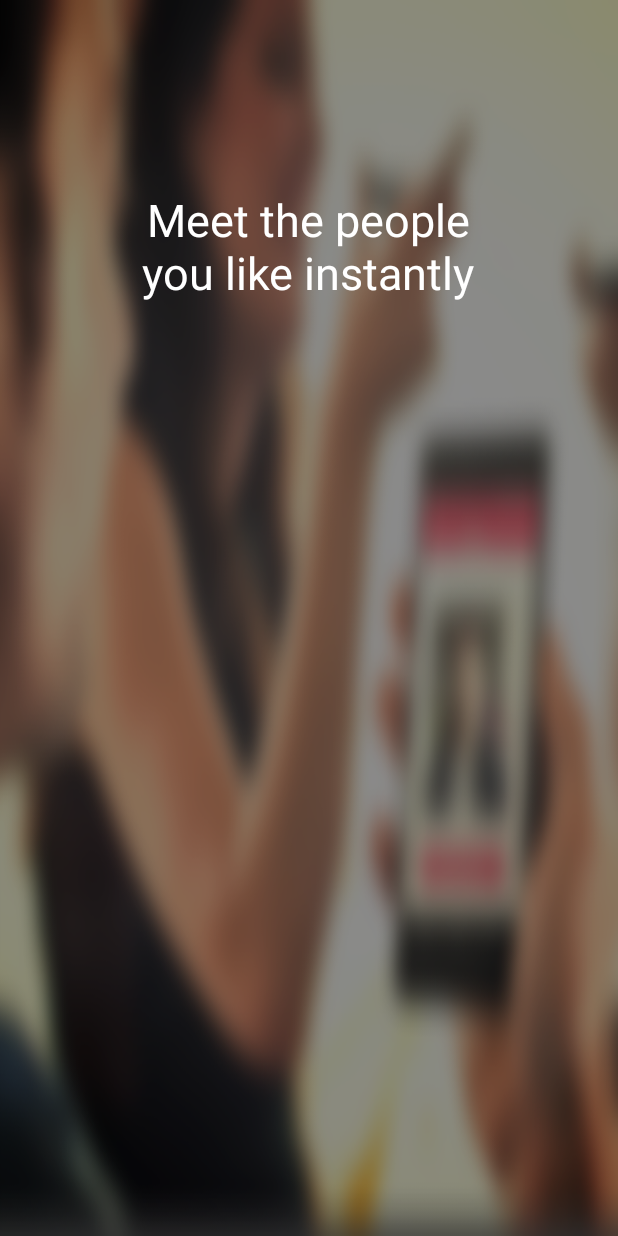
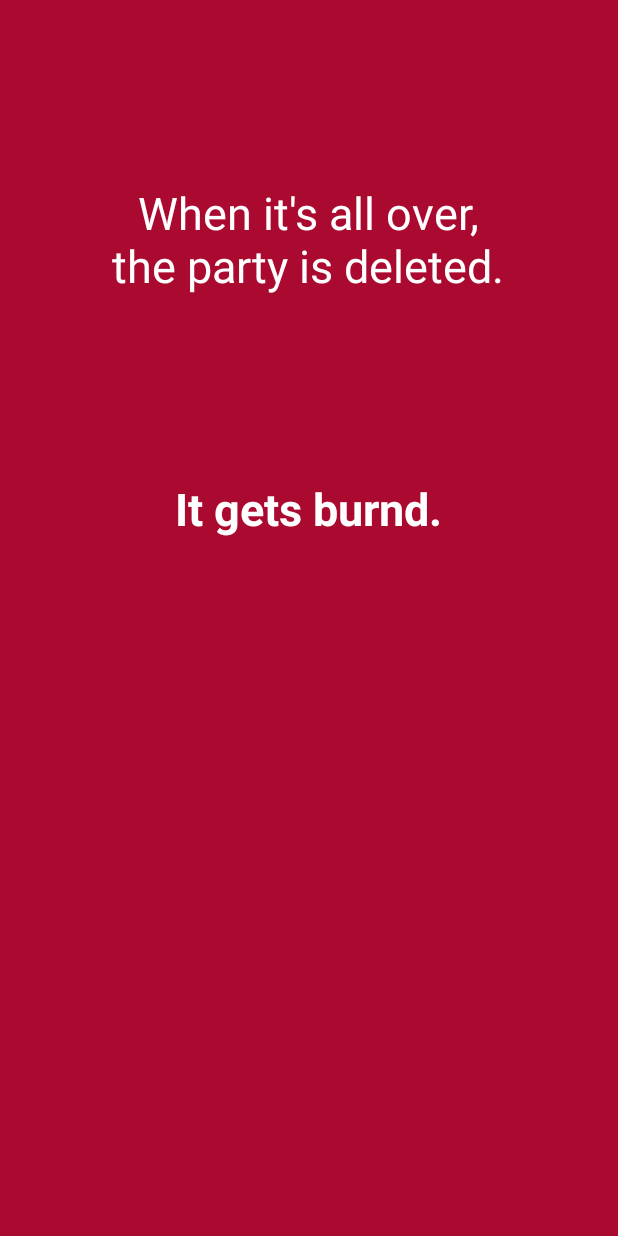
Before and after one commit to mehdibaha/burnd, an Android app: the fragment SlideFragment3 shown on its own in the app's theme, on a phone screen of 412 x 824 dp. Run offline under Robolectric (Android 15) with nearby library versions, the phone set to English and light mode, and no system bars; 1 statement that could not run was skipped.

Commit message:
Redesign Intro and Login

```diff
--- a/app/src/main/java/com/insa/burnd/view/IntroActivity/IntroActivity.java
+++ b/app/src/main/java/com/insa/burnd/view/IntroActivity/IntroActivity.java
@@ -18,7 +18,6 @@ public class IntroActivity extends AppIntro2 {
         addSlide(new SlideFragment1(), Burnd.getAppContext());
         addSlide(new SlideFragment2(), Burnd.getAppContext());
         addSlide(new SlideFragment3(), Burnd.getAppContext());
-        addSlide(new SlideFragment4(), Burnd.getAppContext());
 
         setFadeAnimation();
     }
--- a/app/src/main/res/layout/fragment_slide3.xml
+++ b/app/src/main/res/layout/fragment_slide3.xml
@@ -2,21 +2,39 @@
     xmlns:tools="http://schemas.android.com/tools"
     android:layout_width="match_parent"
     android:layout_height="match_parent"
-    android:background="@drawable/tutorial_3"
-    tools:context="com.insa.burnd.view.IntroActivity.SlideFragment3">
+    android:background="@color/primary_dark"
+    android:orientation="vertical"
+    tools:context="com.insa.burnd.view.IntroActivity.SlideFragment4">
 
-    <TextView
-        android:layout_width="250dp"
+    <LinearLayout
+        android:layout_width="275dp"
         android:layout_height="wrap_content"
-        android:textAppearance="?android:attr/textAppearanceLarge"
-        android:text="Meet the people you like instantly"
-        android:id="@+id/textView4"
-        android:layout_marginTop="126dp"
-        android:textColor="@android:color/white"
-        android:textSize="30sp"
-        android:gravity="center"
+        android:orientation="vertical"
         android:layout_alignParentTop="true"
-        android:layout_centerHorizontal="true" />
+        android:layout_centerHorizontal="true">
 
+        <TextView
+            android:layout_width="wrap_content"
+            android:layout_height="wrap_content"
+            android:textAppearance="?android:attr/textAppearanceLarge"
+            android:text="When it&apos;s all over, the party is deleted."
+            android:id="@+id/textView4"
+            android:layout_marginTop="121dp"
+            android:textColor="@android:color/white"
+            android:gravity="center"
+            android:textSize="30sp" />
+
+        <TextView
+            android:layout_width="match_parent"
+            android:layout_height="wrap_content"
+            android:textAppearance="?android:attr/textAppearanceLarge"
+            android:text="It gets burnd."
+            android:layout_marginTop="121dp"
+            android:textColor="@android:color/white"
+            android:textSize="30sp"
+            android:gravity="center"
+            android:textStyle="bold" />
+
+    </LinearLayout>
 
 </RelativeLayout>
--- a/app/src/main/res/values/styles.xml
+++ b/app/src/main/res/values/styles.xml
@@ -17,6 +17,11 @@
         <item name="android:textColorPrimary">@color/primary_text</item>
     </style>
 
+    <style name="fb_login_button">
+        <item name="android:textColor">@color/primary</item>
+        <item name="android:layout_gravity">center_horizontal</item>
+    </style>
+
     <style name="menu_labels_style">
         <item name="android:background">@drawable/fab_label_background</item>
         <item name="android:textColor">@color/icons</item>
```
Also changed, not shown: app/src/main/AndroidManifest.xml (+4 -6 lines), app/src/main/java/com/insa/burnd/view/IntroActivity/SlideFragment4.java (deleted, +0 -24 lines), app/src/main/res/layout/fragment_login.xml (+34 -7 lines), app/src/main/res/layout/fragment_slide1.xml (+10 -9 lines), app/src/main/res/layout/fragment_slide2.xml (+7 -6 lines), app/src/main/res/layout/fragment_slide4.xml (deleted, +0 -40 lines).
